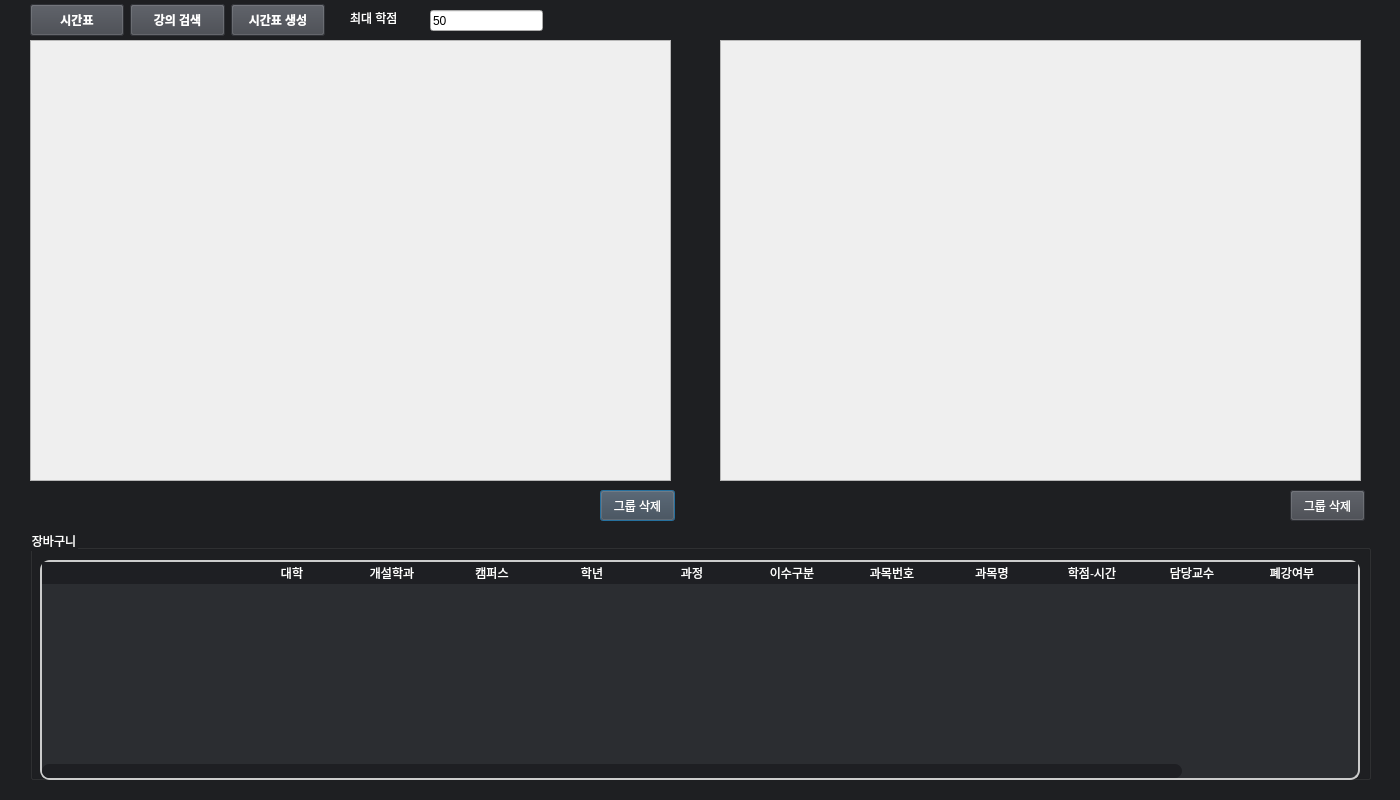
Before: the Qt Designer form magic.ui in rocknroll17/Lecture-Scheduler, drawn with Qt 5.
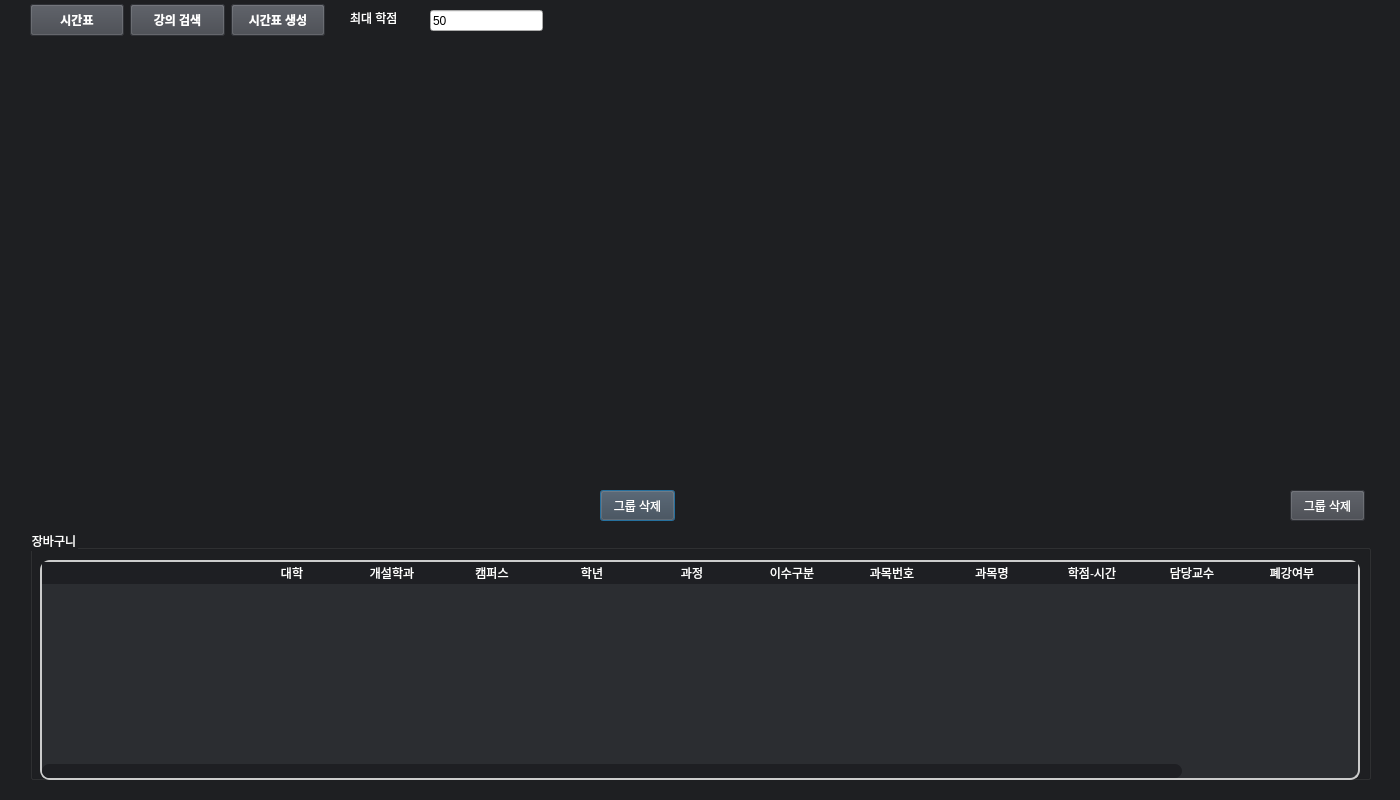
After: the same form once the commit is applied.

Commit message: 스크롤 영역의 색깔이 안 바뀌던 문제 해결

Diff of the .ui file:
```diff
--- a/magic.ui
+++ b/magic.ui
@@ -599,6 +599,9 @@
      <height>441</height>
     </rect>
    </property>
+   <property name="styleSheet">
+    <string notr="true">background: transparent;</string>
+   </property>
    <property name="widgetResizable">
     <bool>true</bool>
    </property>
@@ -611,6 +614,9 @@
       <height>439</height>
      </rect>
     </property>
+    <property name="styleSheet">
+     <string notr="true">background: transparent;</string>
+    </property>
    </widget>
   </widget>
   <widget class="QScrollArea" name="groupPrefer">
@@ -622,6 +628,9 @@
      <height>441</height>
     </rect>
    </property>
+   <property name="styleSheet">
+    <string notr="true">background: transparent;</string>
+   </property>
    <property name="widgetResizable">
     <bool>true</bool>
    </property>
@@ -634,6 +643,9 @@
       <height>439</height>
      </rect>
     </property>
+    <property name="styleSheet">
+     <string notr="true">background: transparent;</string>
+    </property>
    </widget>
   </widget>
  </widget>
```
